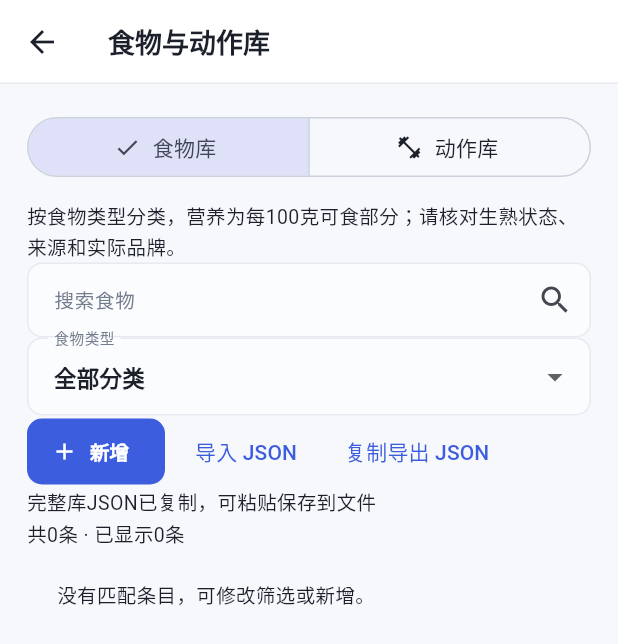
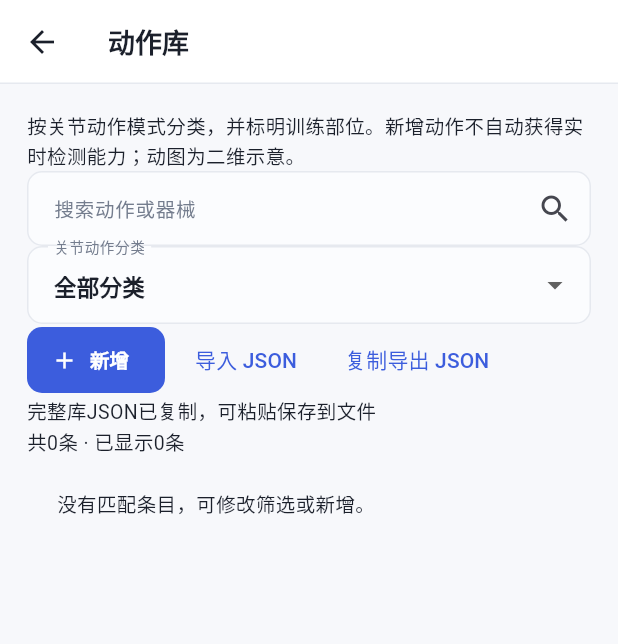
Before and after one commit to hudayu298-wq/ai-train, a Flutter app: the LibraryPage screen opened directly with empty values, after a tap on "复制导出 JSON", on a phone screen of 412 x 824 dp. Shown: the top 644 px of the screen. Run offline on Flutter 3.47's test engine with Material 3 defaults, Android fonts, the phone set to English and light mode, and no system bars; our stand-ins replace camera, file_picker, flutter_local_notifications, flutter_tts, shared_preferences, timezone; missing offline and left inert: google_mlkit_pose_detection; accounts and stored records are empty; network calls fail.

Commit message:
feat(history-21): 食物库移入饮食模块
User request: 食物库不要和动作库放在一起，食物库放到饮食模块

Reconstructed from recorded conversation tool changes; no original Git commits existed.
Recorded tool timestamp (reference only): 2026-10-17T08:10:33.907Z
Commit created at upload time. Dependency lockfiles regenerated offline.

```diff
--- a/mobile/lib/library_page.dart
+++ b/mobile/lib/library_page.dart
@@ -13,23 +13,20 @@ class LibraryPage extends StatefulWidget {
     required this.onChanged,
     this.onSelect,
     this.assetBase = 'http://127.0.0.1:8000',
-    this.initialKind = 'foods',
-  }) : assert(initialKind == 'foods' || initialKind == 'exercises');
+    required this.kind,
+  }) : assert(kind == 'foods' || kind == 'exercises');
   final Future<dynamic> Function(String, String, Object?) request;
   final Future<void> Function() onChanged;
   final void Function(String, Map<String, dynamic>)? onSelect;
   final String assetBase;
-  final String initialKind;
+  final String kind;
   @override
   State<LibraryPage> createState() => _LibraryPageState();
 }
 
 class _LibraryPageState extends State<LibraryPage> {
-  String kind = 'foods',
-      category = '',
-      type = '',
-      bodyPart = '',
-      cameraView = 'unknown';
+  String get kind => widget.kind;
+  String category = '', type = '', bodyPart = '', cameraView = 'unknown';
   final query = TextEditingController();
   List<dynamic> entries = [], categories = [];
   List<dynamic> bodyParts = [];
@@ -40,7 +37,6 @@ class _LibraryPageState extends State<LibraryPage> {
   @override
   void initState() {
     super.initState();
-    kind = widget.initialKind;
     load();
   }
 
@@ -476,7 +472,7 @@ class _LibraryPageState extends State<LibraryPage> {
 
   @override
   Widget build(BuildContext context) => Scaffold(
-    appBar: AppBar(title: const Text('食物与动作库')),
+    appBar: AppBar(title: Text(kind == 'foods' ? '食物库' : '动作库')),
     body: SingleChildScrollView(
       padding: const EdgeInsets.all(18),
       child: Center(
@@ -485,37 +481,6 @@ class _LibraryPageState extends State<LibraryPage> {
           child: Column(
             crossAxisAlignment: CrossAxisAlignment.stretch,
             children: [
-              SegmentedButton<String>(
-                segments: const [
-                  ButtonSegment(
-                    value: 'foods',
-                    label: Text('食物库'),
-                    icon: Icon(Icons.restaurant),
-                  ),
-                  ButtonSegment(
-                    value: 'exercises',
-                    label: Text('动作库'),
-                    icon: Icon(Icons.fitness_center),
-                  ),
-                ],
-                selected: {kind},
-                onSelectionChanged: busy
-                    ? null
-                    : (values) {
-                        setState(() {
-                          kind = values.first;
-                          category = '';
-                          type = '';
-                          bodyPart = '';
-                          entries = [];
-                          categories = [];
-                          bodyParts = [];
-                          query.clear();
-                        });
-                        load();
-                      },
-              ),
-              const SizedBox(height: 12),
               Text(
                 kind == 'foods'
                     ? '按食物类型分类，营养为每100克可食部分；请核对生熟状态、来源和实际品牌。'
```
Also changed, not shown: mobile/lib/app.dart (+10 -12 lines), 4 other files.
